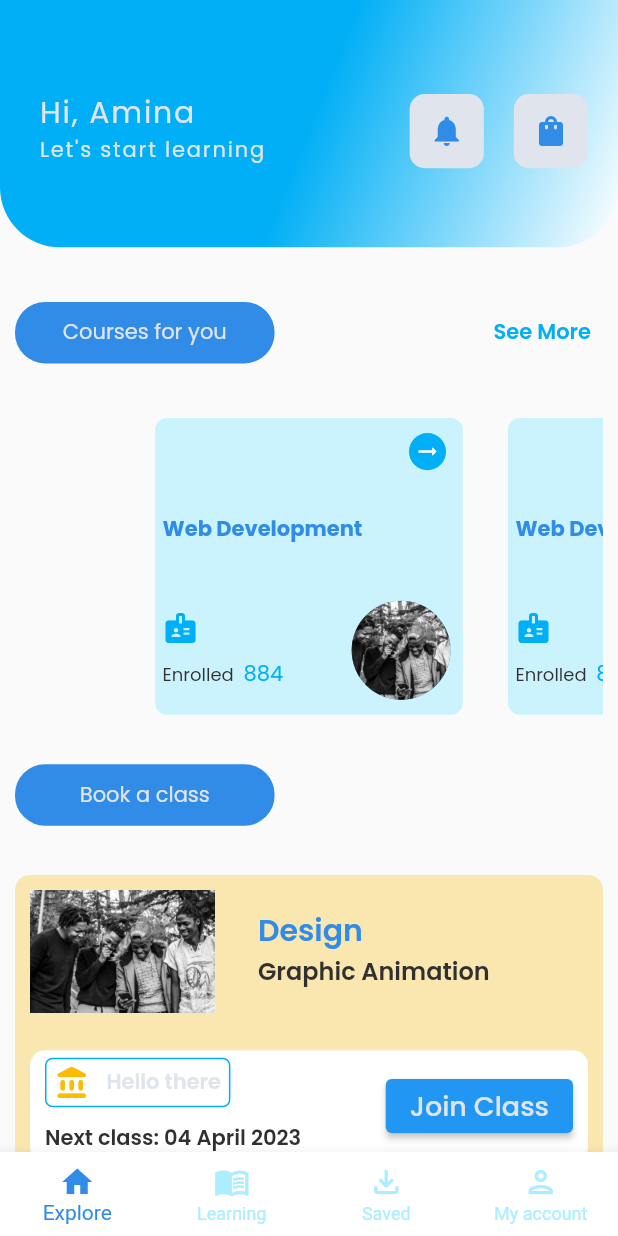
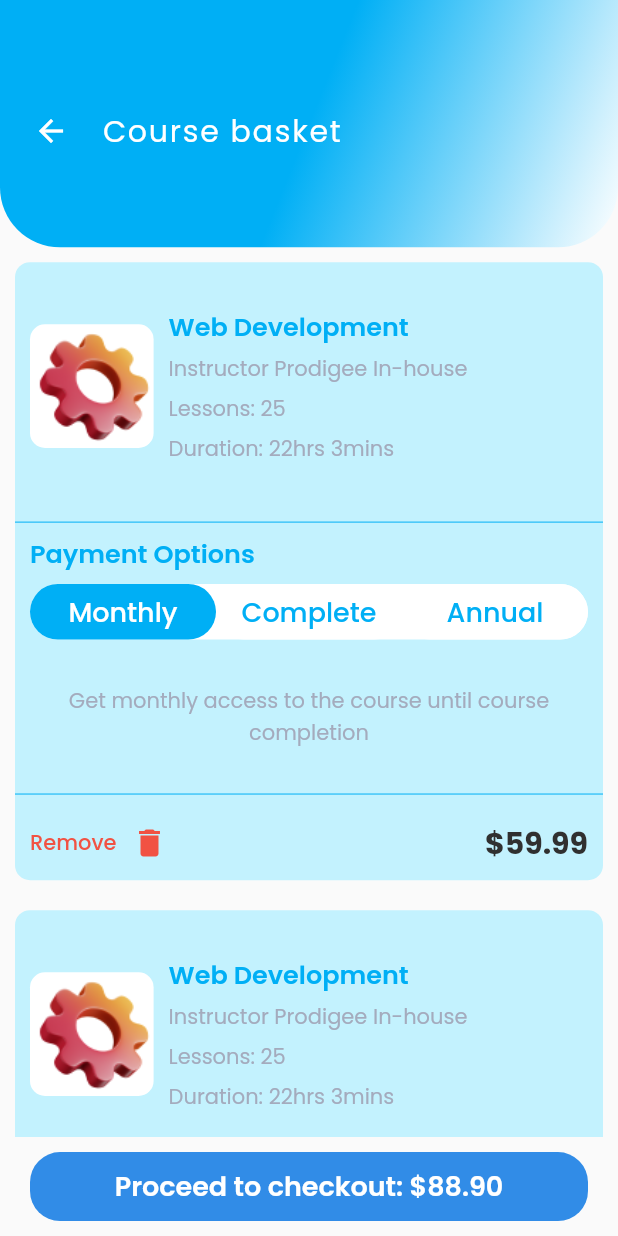
Before and after one commit to Trinity6264/Produtech, a Flutter app: the screen it shows after launch, after a tap on the "shopping bag" icon, on a phone screen of 412 x 824 dp. Run offline on Flutter 3.47's test engine with Material 2 defaults, Android fonts, the phone set to English and light mode, and no system bars; our stand-ins replace auto_route, flutter_hooks, get_it, google_fonts, intl_phone_field.

Commit message:
Basket screen and notification are done

```diff
--- a/lib/app/app.dart
+++ b/lib/app/app.dart
@@ -5,11 +5,13 @@ import 'package:produtech/views/auth/otp_view.dart';
 import 'package:produtech/views/auth/register_view.dart';
 import 'package:produtech/views/auth/reset_password_view.dart';
 import 'package:produtech/views/auth/unique_code_view.dart';
+import 'package:produtech/views/dashboard/basket/basket_view.dart';
 import 'package:produtech/views/dashboard/course/course_preview_view.dart';
 import 'package:produtech/views/dashboard/course/course_view.dart';
 import 'package:produtech/views/dashboard/dashboard_view.dart';
 import 'package:produtech/views/dashboard/explore/explore_view.dart';
 import 'package:produtech/views/dashboard/learning/learning_view.dart';
+import 'package:produtech/views/dashboard/notification/notification_view.dart';
 import 'package:produtech/views/dashboard/profile/profile_view.dart';
 import 'package:produtech/views/dashboard/saved/saved_view.dart';
 import 'package:produtech/views/dashboard/settings/settings_view.dart';
@@ -45,6 +47,8 @@ import 'package:produtech/views/splash/splash_view.dart';
         AutoRoute(path: '/settingView', page: SettingViews),
         AutoRoute(path: '/coursesView', page: CourseView),
         AutoRoute(path: '/coursePreviewView', page: CoursePreviewView),
+        AutoRoute(path: '/basketView', page: BasketView),
+        AutoRoute(path: '/notificationView', page: NotificationView),
   ],
 )
 class $AppRouter {}
--- a/lib/app/routePath.dart
+++ b/lib/app/routePath.dart
@@ -12,4 +12,5 @@ class RoutePath {
   static const String settingsPath = '/settingView';
   static const String coursesPath = '/coursesView';
   static const String coursePreviewPath = '/coursePreviewView';
+  static const String basketPath = '/basketView';
 }
--- /dev/null
+++ b/lib/controllers/dashboard/basket/basket_controller.dart
@@ -0,0 +1,15 @@
+import 'dart:developer';
+
+import 'package:flutter/foundation.dart';
+
+enum PaymentOptions { monthly, complete, annual }
+
+class BasketController extends ChangeNotifier {
+  PaymentOptions _selectedPaymentOption = PaymentOptions.monthly;
+  PaymentOptions get selectedPaymentOption => _selectedPaymentOption;
+
+  void setPaymentOption(PaymentOptions option) {
+    _selectedPaymentOption = option;
+    notifyListeners();
+  }
+}
--- a/lib/helpers/asset_pallet.dart
+++ b/lib/helpers/asset_pallet.dart
@@ -20,4 +20,5 @@ class AssetPallet {
   static const studentPic1 = 'assets/img/Ellipse 1.png';
   static const studentPic2 = 'assets/img/img3.png';
   static const studentPic3 = 'assets/img/img1.png';
+  static const settingsImg = 'assets/img/setting.png';
 }
--- a/lib/main.dart
+++ b/lib/main.dart
@@ -5,6 +5,7 @@ import 'package:produtech/app/locator.dart';
 import 'package:produtech/controllers/auth/login_controller.dart';
 import 'package:produtech/controllers/auth/pick_favorite_controller.dart';
 import 'package:produtech/controllers/auth/register_controller.dart';
+import 'package:produtech/controllers/dashboard/basket/basket_controller.dart';
 import 'package:produtech/controllers/dashboard/dashboard_controller.dart';
 import 'package:produtech/controllers/dashboard/explore/explore_controller.dart';
 import 'package:provider/provider.dart';
@@ -29,6 +30,7 @@ class MyApp extends StatelessWidget {
         ChangeNotifierProvider<PickFavoriteController>.value(value: PickFavoriteController()),
         ChangeNotifierProvider<DashBoardViewController>.value(value: DashBoardViewController()),
         ChangeNotifierProvider<ExploreViewController>.value(value: ExploreViewController()),
+        ChangeNotifierProvider<BasketController>.value(value: BasketController()),
       ],
       child: MaterialApp.router(
         title: 'Edtech',
--- /dev/null
+++ b/lib/views/dashboard/basket/basket_view.dart
@@ -0,0 +1,269 @@
+import 'package:flutter/material.dart';
+import 'package:google_fonts/google_fonts.dart';
+import 'package:produtech/controllers/dashboard/basket/basket_controller.dart';
+import 'package:produtech/helpers/asset_pallet.dart';
+import 'package:produtech/views/dashboard/basket/widget/payment_option.dart';
+import 'package:produtech/widget/custom_appbar.dart';
+import 'package:provider/provider.dart';
+
+class BasketView extends StatelessWidget {
+  const BasketView({super.key});
+
+  @override
+  Widget build(BuildContext context) {
+    Size size = MediaQuery.of(context).size;
+    return Scaffold(
+      appBar: customAppbar(
+        context,
+        Row(
+          crossAxisAlignment: CrossAxisAlignment.center,
+          children: [
+            const BackButton(color: AssetPallet.whiteColor),
+            const SizedBox(width: 10),
+            Text(
+              'Course basket',
+              style: GoogleFonts.poppins(
+                color: AssetPallet.whiteColor,
+                letterSpacing: 1.2,
+                fontSize: 20.0,
+              ),
+            ),
+          ],
+        ),
+      ),
+      body: Container(
+        width: double.infinity,
+        padding: const EdgeInsets.symmetric(horizontal: 10),
+        child: Column(
+          children: [
+            Expanded(
+              child: ListView.builder(
+                itemCount: 10,
+                itemBuilder: (context, index) {
+                  return Container(
+                    width: double.infinity,
+                    margin: const EdgeInsets.symmetric(vertical: 10),
+                    height: size.height * 0.5,
+                    decoration: BoxDecoration(
+                      borderRadius: BorderRadius.circular(10),
+                      color: AssetPallet.seaBlueColor.withOpacity(.7),
+                    ),
+                    child: Column(
+                      children: [
+                        Expanded(
+                          child: Container(
+                            padding: const EdgeInsets.symmetric(horizontal: 10),
+                            child: Row(
+                              crossAxisAlignment: CrossAxisAlignment.center,
+                              children: [
+                                Container(
+                                  width: size.height * 0.1,
+                                  height: size.height * 0.1,
+                                  alignment: Alignment.center,
+                                  decoration: BoxDecoration(
+                                    borderRadius: BorderRadius.circular(10),
+                                    color: AssetPallet.whiteColor,
+                                  ),
+                                  child: Image.asset(AssetPallet.settingsImg),
+                                ),
+                                const SizedBox(width: 10),
+                                Expanded(
+                                  child: Column(
+                                    crossAxisAlignment:
+                                        CrossAxisAlignment.start,
+                                    mainAxisAlignment: MainAxisAlignment.center,
+                                    children: [
+                                      Text(
+                                        'Web Development',
+                                        style: GoogleFonts.poppins(
+                                          color: AssetPallet.primaryColor,
+                                          fontWeight: FontWeight.w600,
+                                          fontSize: 17.0,
+                                        ),
+                                      ),
+                                      SizedBox(height: size.height * .007),
+                                      Text(
+                                        'Instructor Prodigee In-house',
+                                        style: GoogleFonts.poppins(
+                                          color: AssetPallet.darkGrayColor,
+                                        ),
+                                      ),
+                                      SizedBox(height: size.height * .007),
+                                      Text(
+                                        'Lessons: 25',
+                                        style: GoogleFonts.poppins(
+                                          color: AssetPallet.darkGrayColor,
+                                        ),
+                                      ),
+                                      SizedBox(height: size.height * .007),
+                                      Text(
+                                        'Duration: 22hrs 3mins',
+                                        style: GoogleFonts.poppins(
+                                          color: AssetPallet.darkGrayColor,
+                                        ),
+                                      ),
+                                    ],
+                                  ),
+                                ),
+                              ],
+                            ),
+                          ),
+                        ),
+                        const Divider(color: AssetPallet.primaryColor),
+                        Expanded(
+                          child: Padding(
+                            padding: const EdgeInsets.symmetric(horizontal: 10),
+                            child: Column(
+                              crossAxisAlignment: CrossAxisAlignment.start,
+                              mainAxisAlignment: MainAxisAlignment.start,
+                              children: [
+                                Container(
+                                  alignment: Alignment.centerLeft,
+                                  child: Text(
+                                    'Payment Options',
+                                    textAlign: TextAlign.start,
+                                    style: GoogleFonts.poppins(
+                                      color: AssetPallet.primaryColor,
+                                      fontWeight: FontWeight.w600,
+                                      fontSize: 17.0,
+                                    ),
+                                  ),
+                                ),
+                                SizedBox(height: size.height * .01),
+                                Container(
+                                  width: double.infinity,
+                                  height: size.height * 0.045,
+                                  decoration: BoxDecoration(
+                                    borderRadius: BorderRadius.circular(20),
+                                    color: AssetPallet.whiteColor,
+                                  ),
+                                  child: Consumer<BasketController>(
+                                    builder: (context, value, child) {
+                                      return Row(
+                                        children: [
+                                          PaymentOptionWidget(
+                                            isActive:
+                                                value.selectedPaymentOption ==
+                                                    PaymentOptions.monthly,
+                                            onTap: () => value.setPaymentOption(
+                                              PaymentOptions.monthly,
+                                            ),
+                                            title: 'Monthly',
+                                          ),
+                                          PaymentOptionWidget(
+                                            isActive:
+                                                value.selectedPaymentOption ==
+                                                    PaymentOptions.complete,
+                                            onTap: () => value.setPaymentOption(
+                                              PaymentOptions.complete,
+                                            ),
+                                            title: 'Complete',
+                                          ),
+                                          PaymentOptionWidget(
+                                            isActive:
+                                                value.selectedPaymentOption ==
+                                                    PaymentOptions.annual,
+                                            onTap: () => value.setPaymentOption(
+                                              PaymentOptions.annual,
+                                            ),
+                                            title: 'Annual',
+                                          ),
+                                        ],
+                                      );
+                                    },
+                                  ),
+                                ),
+                                SizedBox(height: size.height * .01),
+                                Expanded(
+                                  child: Container(
+                                    alignment: Alignment.center,
+                                    padding: const EdgeInsets.symmetric(
+                                      horizontal: 20,
+                                    ),
+                                    child: Text(
+                                      'Get monthly access to the course until course completion',
+                                      textAlign: TextAlign.center,
+                                      style: GoogleFonts.poppins(
+                                        color: AssetPallet.darkGrayColor,
+                                      ),
+                                    ),
+                                  ),
+                                ),
+                              ],
+                            ),
+                          ),
+                        ),
+                        const Divider(color: AssetPallet.primaryColor),
+                        Container(
+                          width: double.infinity,
+                          height: size.height * .06,
+                          alignment: Alignment.center,
+                          padding: const EdgeInsets.symmetric(horizontal: 10),
+                          child: Row(
+                            mainAxisAlignment: MainAxisAlignment.spaceBetween,
+                            children: [
+                              Row(
+                                children: [
+                                  Text(
+                                    'Remove',
+                                    style: GoogleFonts.poppins(
+                                      color: AssetPallet.redColor,
+                                      fontWeight: FontWeight.w500,
+                                    ),
+                                  ),
+                                  const SizedBox(width: 10),
+                                  const Icon(
+                                    Icons.delete,
+                                    color: AssetPallet.redColor,
+                                  ),
+                                ],
+                              ),
+                              Text(
+                                '\$59.99',
+                                style: GoogleFonts.poppins(
+                                  color: AssetPallet.darkColor,
+                                  fontWeight: FontWeight.bold,
+                                  fontSize: 20,
+                                ),
+                              ),
+                            ],
+                          ),
+                        ),
+                      ],
+                    ),
+                  );
+                },
+              ),
+            ),
+            Container(
+              width: double.infinity,
+              height: size.height * 0.08,
+              padding: const EdgeInsets.all(10),
+              alignment: Alignment.center,
+              child: GestureDetector(
+                onTap: () {},
+                child: Container(
+                  height: double.infinity,
+                  width: double.infinity,
+                  alignment: Alignment.center,
+                  decoration: BoxDecoration(
+                    color: AssetPallet.deepBlueColor,
+                    borderRadius: BorderRadius.circular(20),
+                  ),
+                  child: Text(
+                    'Proceed to checkout: \$88.90',
+                    style: GoogleFonts.poppins(
+                      color: AssetPallet.whiteColor,
+                      fontWeight: FontWeight.w600,
+                      fontSize: 18.0,
+                    ),
+                  ),
+                ),
+              ),
+            ),
+          ],
+        ),
+      ),
+    );
+  }
+}
--- /dev/null
+++ b/lib/views/dashboard/basket/widget/payment_option.dart
@@ -0,0 +1,45 @@
+// ignore_for_file: public_member_api_docs, sort_constructors_first
+import 'package:flutter/material.dart';
+import 'package:google_fonts/google_fonts.dart';
+
+import 'package:produtech/helpers/asset_pallet.dart';
+
+class PaymentOptionWidget extends StatelessWidget {
+  final bool isActive;
+  final VoidCallback onTap;
+  final String title;
+  const PaymentOptionWidget({
+    Key? key,
+    required this.isActive,
+    required this.onTap,
+    required this.title,
+  }) : super(key: key);
+
+  @override
+  Widget build(BuildContext context) {
+    return Expanded(
+      child: GestureDetector(
+        onTap: onTap,
+        child: AnimatedContainer(
+          duration: const Duration(
+            milliseconds: 300,
+          ),
+          alignment: Alignment.center,
+          decoration: BoxDecoration(
+            borderRadius: BorderRadius.circular(20),
+            color: isActive ? AssetPallet.primaryColor : AssetPallet.whiteColor,
+          ),
+          child: Text(
+            title,
+            style: GoogleFonts.poppins(
+              color:
+                  isActive ? AssetPallet.whiteColor : AssetPallet.primaryColor,
+              fontWeight: FontWeight.w500,
+              fontSize: 18.0,
+            ),
+          ),
+        ),
+      ),
+    );
+  }
+}
--- a/lib/views/dashboard/course/widget/timeline_widget.dart
+++ b/lib/views/dashboard/course/widget/timeline_widget.dart
@@ -15,7 +15,7 @@ class TimeLineWidget extends StatelessWidget {
       margin: const EdgeInsets.only(bottom: 10),
       decoration: BoxDecoration(
         borderRadius: BorderRadius.circular(8),
-        color: AssetPallet.seaBlueColor,
+        color: AssetPallet.seaBlueColor.withOpacity(.7),
       ),
       alignment: Alignment.centerLeft,
       child: Row(
--- a/lib/views/dashboard/explore/explore_view.dart
+++ b/lib/views/dashboard/explore/explore_view.dart
@@ -65,7 +65,7 @@ class ExploreView extends StatelessWidget {
                 ),
               ),
               GestureDetector(
-                onTap: () {},
+                onTap: () => _navService.pushNamed(RoutePath.basketPath),
                 child: Container(
                   margin: const EdgeInsets.symmetric(horizontal: 10),
                   width: size.width * 0.12,
@@ -99,9 +99,8 @@ class ExploreView extends StatelessWidget {
                 children: [
                   const TitleWidget(title: 'Courses for you'),
                   TextButton(
-                    onPressed: () => _navService.navigateTo(
-                      const CourseViewRoute()
-                    ),
+                    onPressed: () =>
+                        _navService.navigateTo(const CourseViewRoute()),
                     child: Text(
                       'See More',
                       style: GoogleFonts.poppins(
--- /dev/null
+++ b/lib/views/dashboard/notification/notification_view.dart
@@ -0,0 +1,33 @@
+import 'package:flutter/material.dart';
+
+import 'package:google_fonts/google_fonts.dart';
+import 'package:produtech/helpers/asset_pallet.dart';
+import 'package:produtech/widget/custom_appbar.dart';
+
+class NotificationView extends StatelessWidget {
+  const NotificationView({super.key});
+
+  @override
+  Widget build(BuildContext context) {
+    return Scaffold(
+      appBar: customAppbar(
+        context,
+        Row(
+          crossAxisAlignment: CrossAxisAlignment.center,
+          children: [
+            const BackButton(color: AssetPallet.whiteColor),
+            const SizedBox(width: 10),
+            Text(
+              'Notification',
+              style: GoogleFonts.poppins(
+                color: AssetPallet.whiteColor,
+                letterSpacing: 1.2,
+                fontSize: 20.0,
+              ),
+            ),
+          ],
+        ),
+      ),
+    );
+  }
+}
```
Also changed, not shown: lib/app/app.gr.dart.
